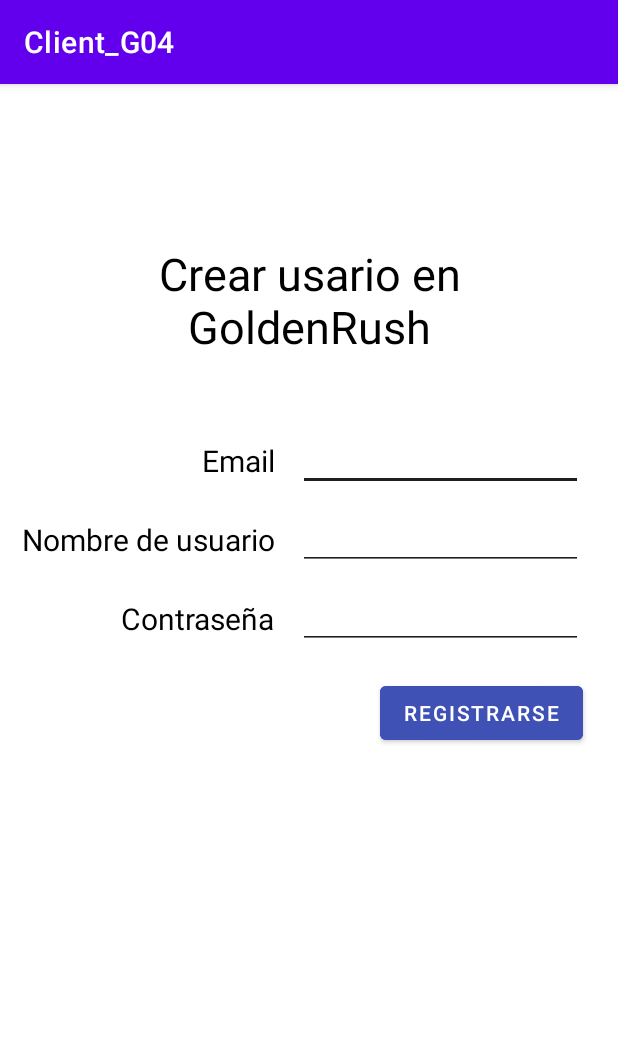
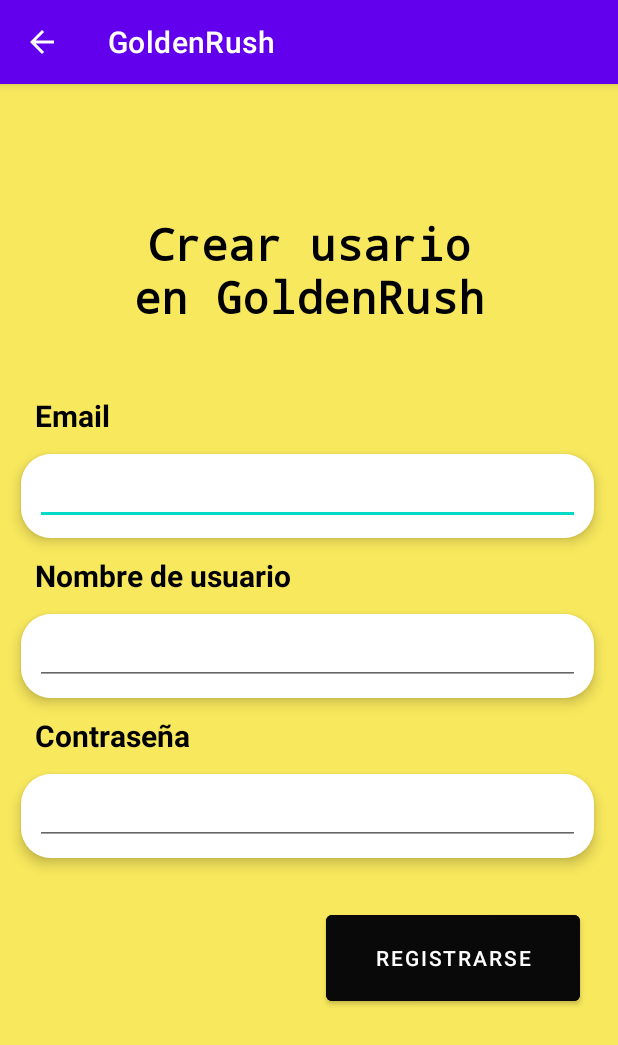
Before and after one commit to Lauvaz/Cliente_Android, an Android app: the Register screen opened directly, with no data from a screen before it, on a phone screen of 412 x 824 dp. Shown: the top 1045 px of the screen. Run offline under Robolectric (Android 15) with nearby library versions, the phone set to English and light mode, and no system bars.

```diff
--- a/app/src/main/AndroidManifest.xml
+++ b/app/src/main/AndroidManifest.xml
@@ -7,7 +7,7 @@
     <application
         android:allowBackup="true"
         android:icon="@mipmap/ic_launcher"
-        android:label="@string/app_name"
+        android:label="GoldenRush"
         android:roundIcon="@mipmap/ic_launcher_round"
         android:supportsRtl="true"
         android:theme="@style/Theme.Client_G04"
--- a/app/src/main/res/layout/register.xml
+++ b/app/src/main/res/layout/register.xml
@@ -4,102 +4,146 @@
     xmlns:tools="http://schemas.android.com/tools"
     android:layout_width="match_parent"
     android:layout_height="match_parent"
-    tools:context=".MainActivity"
     tools:layout_editor_absoluteX="-11dp"
-    tools:layout_editor_absoluteY="-97dp">
+    tools:layout_editor_absoluteY="-97dp"
+    android:background="#F8E85D">
 
     <TextView
         android:id="@+id/email"
         android:layout_width="wrap_content"
         android:layout_height="wrap_content"
+        android:elevation="5dp"
         android:text="Email"
         android:textColor="#000000"
         android:textSize="20sp"
+        android:textStyle="bold"
         app:layout_constraintBottom_toBottomOf="parent"
         app:layout_constraintEnd_toEndOf="parent"
-        app:layout_constraintHorizontal_bias="0.37"
+        app:layout_constraintHorizontal_bias="0.065"
         app:layout_constraintStart_toStartOf="parent"
         app:layout_constraintTop_toTopOf="parent"
-        app:layout_constraintVertical_bias="0.32" />
+        app:layout_constraintVertical_bias="0.28" />
 
     <TextView
         android:id="@+id/username"
         android:layout_width="wrap_content"
         android:layout_height="wrap_content"
-        android:layout_marginTop="25dp"
+        android:layout_marginTop="20dp"
+        android:elevation="5dp"
         android:text="Nombre de usuario"
         android:textColor="#000000"
         android:textSize="20sp"
-        app:layout_constraintEnd_toEndOf="@+id/email"
-        app:layout_constraintTop_toBottomOf="@+id/email" />
+        android:textStyle="bold"
+        app:layout_constraintStart_toStartOf="@+id/email"
+        app:layout_constraintTop_toBottomOf="@+id/editEmail" />
 
     <TextView
         android:id="@+id/password"
         android:layout_width="wrap_content"
         android:layout_height="wrap_content"
-        android:layout_marginTop="25dp"
+        android:layout_marginTop="20dp"
+        android:elevation="5dp"
         android:text="Contraseña"
         android:textColor="#000000"
         android:textSize="20sp"
-        app:layout_constraintEnd_toEndOf="@+id/username"
-        app:layout_constraintTop_toBottomOf="@+id/username" />
+        android:textStyle="bold"
+        app:layout_constraintStart_toStartOf="@+id/editUsername"
+        app:layout_constraintTop_toBottomOf="@+id/editUsername" />
 
     <Button
         android:id="@+id/registerClick"
-        android:layout_width="wrap_content"
-        android:layout_height="wrap_content"
-        android:layout_marginTop="25dp"
-        android:backgroundTint="#3F51B5"
+        android:layout_width="169dp"
+        android:layout_height="69dp"
+        android:layout_marginTop="100dp"
+        android:backgroundTint="#090909"
+        android:elevation="10dp"
         android:onClick="registerClick"
         android:text="Registrarse"
         app:iconTint="#3F51B5"
         app:layout_constraintEnd_toEndOf="@+id/editPassword"
         app:layout_constraintTop_toBottomOf="@+id/password" />
 
+    <View
+        android:id="@+id/view"
+        android:layout_width="382dp"
+        android:layout_height="56dp"
+        android:background="@drawable/redondeado"
+        android:elevation="5dp"
+        app:layout_constraintBottom_toBottomOf="@+id/editEmail"
+        app:layout_constraintEnd_toEndOf="@+id/editEmail"
+        app:layout_constraintStart_toStartOf="@+id/editEmail"
+        app:layout_constraintTop_toTopOf="@+id/editEmail" />
+
     <EditText
         android:id="@+id/editEmail"
-        android:layout_width="190dp"
-        android:layout_height="40dp"
-        android:layout_marginStart="15dp"
-        android:backgroundTint="#1E1E1E"
+        android:layout_width="363dp"
+        android:layout_height="39dp"
+        android:layout_marginTop="20dp"
+        android:elevation="5dp"
         android:ems="10"
         android:inputType="textEmailAddress"
-        app:layout_constraintBottom_toBottomOf="@+id/email"
-        app:layout_constraintStart_toEndOf="@+id/email"
-        app:layout_constraintTop_toTopOf="@+id/email" />
+        android:textColor="#000000"
+        app:layout_constraintStart_toStartOf="@+id/email"
+        app:layout_constraintTop_toBottomOf="@+id/email" />
+
+    <View
+        android:id="@+id/view2"
+        android:layout_width="382dp"
+        android:layout_height="56dp"
+        android:background="@drawable/redondeado"
+        android:elevation="5dp"
+        app:layout_constraintBottom_toBottomOf="@+id/editUsername"
+        app:layout_constraintEnd_toEndOf="@+id/editUsername"
+        app:layout_constraintStart_toStartOf="@+id/editUsername"
+        app:layout_constraintTop_toTopOf="@+id/editUsername" />
 
     <EditText
         android:id="@+id/editUsername"
-        android:layout_width="190dp"
-        android:layout_height="40dp"
-        android:backgroundTint="#1E1E1E"
+        android:layout_width="363dp"
+        android:layout_height="39dp"
+        android:layout_marginTop="20dp"
+        android:elevation="5dp"
         android:ems="10"
         android:inputType="textPersonName"
-        app:layout_constraintBottom_toBottomOf="@+id/username"
+        android:textColor="#000000"
         app:layout_constraintStart_toStartOf="@+id/editEmail"
-        app:layout_constraintTop_toTopOf="@+id/username" />
+        app:layout_constraintTop_toBottomOf="@+id/username" />
+
+    <View
+        android:id="@+id/view5"
+        android:layout_width="382dp"
+        android:layout_height="56dp"
+        android:background="@drawable/redondeado"
+        android:elevation="5dp"
+        app:layout_constraintBottom_toBottomOf="@+id/editPassword"
+        app:layout_constraintEnd_toEndOf="@+id/editPassword"
+        app:layout_constraintStart_toStartOf="@+id/editPassword"
+        app:layout_constraintTop_toTopOf="@+id/editPassword" />
 
     <EditText
         android:id="@+id/editPassword"
-        android:layout_width="190dp"
-        android:layout_height="40dp"
-        android:backgroundTint="#1E1E1E"
+        android:layout_width="363dp"
+        android:layout_height="39dp"
+        android:layout_marginTop="20dp"
+        android:elevation="5dp"
         android:ems="10"
         android:inputType="textPassword"
-        app:layout_constraintBottom_toBottomOf="@+id/password"
-        app:layout_constraintStart_toStartOf="@+id/editUsername"
-        app:layout_constraintTop_toTopOf="@+id/password" />
+        android:textColor="#000000"
+        app:layout_constraintStart_toStartOf="@+id/username"
+        app:layout_constraintTop_toBottomOf="@+id/password" />
 
     <TextView
         android:id="@+id/titulo"
         android:layout_width="247dp"
         android:layout_height="81dp"
-        android:layout_marginBottom="50dp"
+        android:layout_marginBottom="40dp"
+        android:fontFamily="monospace"
         android:shadowColor="#000000"
         android:text="Crear usario en GoldenRush"
         android:textAlignment="center"
         android:textColor="#000000"
         android:textSize="30sp"
+        android:textStyle="bold"
         app:layout_constraintBottom_toTopOf="@+id/email"
         app:layout_constraintEnd_toEndOf="parent"
         app:layout_constraintStart_toStartOf="parent" />
```
Also changed, not shown: app/src/main/java/edu/upc/dsa/client_g04/Activities/Register.java (+13 -1 lines), app/src/main/res/layout/dashboard.xml (+13 -1 lines), app/src/main/res/layout/login.xml (+13 -12 lines).
